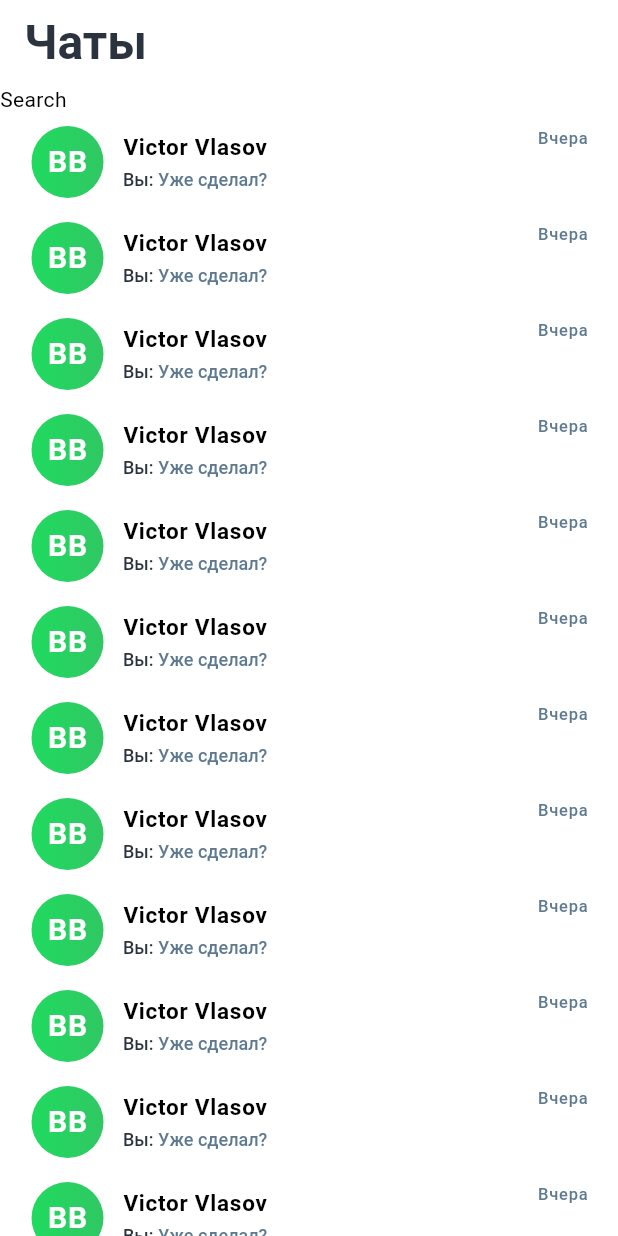
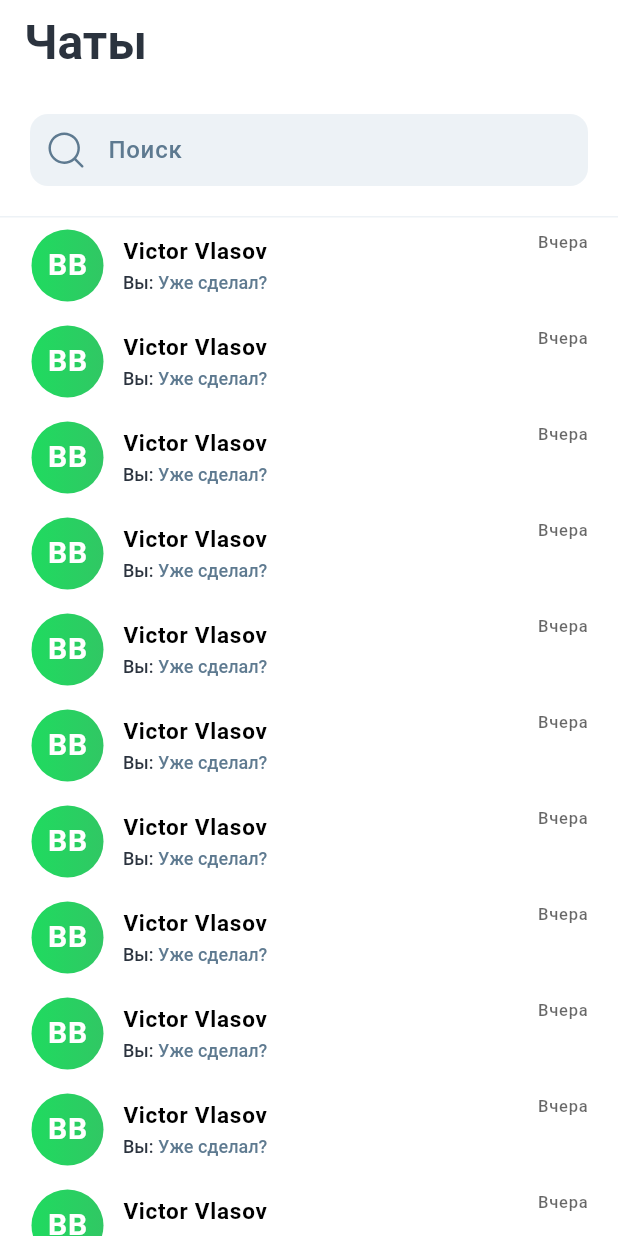
Before and after one commit to SarsenovZ2z/mozz, a Flutter app: the screen it shows after launch, on a phone screen of 412 x 824 dp. Run offline on Flutter 3.47's test engine with Material 3 defaults, Android fonts, the phone set to English and light mode, and no system bars; our stand-ins replace flutter_svg, get_it, go_router.

Commit message:
home screen search + themes fix

```diff
--- a/lib/src/application.dart
+++ b/lib/src/application.dart
@@ -2,6 +2,7 @@ import 'package:flutter/material.dart';
 import 'package:mozz/src/common/presentation/widgets/shimmer.dart';
 import 'package:mozz/src/router.dart';
 import 'package:mozz/src/themes/light_theme.dart';
+import 'package:mozz/src/themes/theme.dart';
 
 class Application extends StatelessWidget {
   const Application({super.key});
@@ -13,7 +14,7 @@ class Application extends StatelessWidget {
         routerConfig: router,
         debugShowCheckedModeBanner: false,
         showPerformanceOverlay: false,
-        theme: lightTheme(),
+        theme: themeData(lightTheme()),
       ),
     );
   }
--- a/lib/src/features/chat/presentation/widgets/chat_list_item.dart
+++ b/lib/src/features/chat/presentation/widgets/chat_list_item.dart
@@ -42,19 +42,19 @@ class _Subtitle extends StatelessWidget {
   @override
   Widget build(BuildContext context) {
     return RichText(
-      text: const TextSpan(
-        style: TextStyle(
+      text: TextSpan(
+        style: const TextStyle(
           fontSize: 12,
           fontWeight: FontWeight.w500,
         ),
         children: [
           TextSpan(
             text: 'Вы: ',
-            style: TextStyle(color: Color(0xFF2B333E)),
+            style: TextStyle(color: Theme.of(context).colorScheme.onBackground),
           ),
           TextSpan(
             text: 'Уже сделал?',
-            style: TextStyle(color: Color(0xFF5E7A90)),
+            style: TextStyle(color: Theme.of(context).colorScheme.onTertiary),
           ),
         ],
       ),
@@ -92,12 +92,12 @@ class _ChatImage extends StatelessWidget {
           colors: gradientColors[0],
         ),
       ),
-      child: const Text(
+      child: Text(
         'BB',
         style: TextStyle(
           fontSize: 20,
           fontWeight: FontWeight.w700,
-          color: Colors.white,
+          color: Theme.of(context).colorScheme.background,
         ),
       ),
     );
@@ -109,12 +109,12 @@ class _ChatTimestamps extends StatelessWidget {
 
   @override
   Widget build(BuildContext context) {
-    return const Column(
+    return Column(
       children: [
         Text(
           'Вчера',
           style: TextStyle(
-            color: Color(0xFF5E7A90),
+            color: Theme.of(context).hintColor,
           ),
         ),
       ],
--- a/lib/src/features/chat/presentation/widgets/search_chats.dart
+++ b/lib/src/features/chat/presentation/widgets/search_chats.dart
@@ -1,10 +1,36 @@
 import 'package:flutter/material.dart';
+import 'package:flutter_svg/flutter_svg.dart';
 
 class SearchChats extends StatelessWidget {
   const SearchChats({super.key});
 
   @override
   Widget build(BuildContext context) {
-    return Text('Search');
+    return Container(
+      padding: const EdgeInsets.all(20),
+      decoration: BoxDecoration(
+        border: Border(
+          bottom: BorderSide(
+            width: 1,
+            color: Theme.of(context).dividerColor,
+          ),
+        ),
+      ),
+      child: TextFormField(
+        decoration: InputDecoration(
+          prefixIcon: Padding(
+            padding: const EdgeInsets.all(10),
+            child: SvgPicture.asset(
+              'assets/icons/search.svg',
+              colorFilter: ColorFilter.mode(
+                Theme.of(context).colorScheme.onTertiary,
+                BlendMode.srcIn,
+              ),
+            ),
+          ),
+          hintText: 'Поиск',
+        ),
+      ),
+    );
   }
 }
--- a/lib/src/features/home/presentation/pages/home_screen.dart
+++ b/lib/src/features/home/presentation/pages/home_screen.dart
@@ -38,12 +38,3 @@ class _Content extends StatelessWidget {
     );
   }
 }
-
-class _Search extends StatelessWidget {
-  const _Search({super.key});
-
-  @override
-  Widget build(BuildContext context) {
-    return Text('Search');
-  }
-}
--- a/lib/src/themes/light_theme.dart
+++ b/lib/src/themes/light_theme.dart
@@ -1,20 +1,12 @@
 import 'package:flutter/material.dart';
 
-ThemeData lightTheme() => ThemeData.from(
-      colorScheme: ColorScheme.fromSwatch(
-        primarySwatch: Colors.green,
-        accentColor: Colors.green,
-        backgroundColor: Colors.white,
-      ),
-    ).copyWith(
-      highlightColor: Colors.transparent,
-      splashColor: Colors.green.shade50,
 
-      appBarTheme: const AppBarTheme(
-        titleTextStyle: TextStyle(
-          color: Color(0xFF2B333E),
-          fontWeight: FontWeight.w600,
-          fontSize: 32,
-        ),
-      ),
-    );
+ColorScheme lightTheme() => ColorScheme.fromSwatch(
+  primarySwatch: Colors.green,
+).copyWith(
+  tertiary: const Color(0xFFEDF2F6),
+  onTertiary: const Color(0xFF5E7A90),
+  background: Colors.white,
+  onBackground: const Color(0xFF2B333E),
+  outline: const Color(0xFFEDF2F6),
+);
--- /dev/null
+++ b/lib/src/themes/theme.dart
@@ -0,0 +1,37 @@
+import 'package:flutter/material.dart';
+
+ThemeData themeData(ColorScheme theme) => ThemeData.from(
+      colorScheme: theme,
+    ).copyWith(
+      dividerColor: theme.outline,
+      splashColor: Colors.green.shade50,
+      //
+      inputDecorationTheme: InputDecorationTheme(
+        isDense: true,
+        floatingLabelBehavior: FloatingLabelBehavior.never,
+        fillColor: theme.tertiary,
+        filled: true,
+        hintStyle: TextStyle(
+          fontSize: 16,
+          fontWeight: FontWeight.w500,
+          color: theme.onTertiary,
+        ),
+        contentPadding: const EdgeInsets.all(8),
+        border: OutlineInputBorder(
+          borderSide: BorderSide.none,
+          borderRadius: BorderRadius.circular(12),
+        ),
+        enabledBorder: OutlineInputBorder(
+          borderSide: BorderSide.none,
+          borderRadius: BorderRadius.circular(12),
+        ),
+      ),
+      //
+      appBarTheme: AppBarTheme(
+        titleTextStyle: TextStyle(
+          color: theme.onBackground,
+          fontWeight: FontWeight.w600,
+          fontSize: 32,
+        ),
+      ),
+    );
--- a/pubspec.yaml
+++ b/pubspec.yaml
@@ -37,6 +37,7 @@ dependencies:
   cupertino_icons: ^1.0.2
   go_router: ^13.0.1
   get_it: ^7.6.6
+  flutter_svg: ^2.0.9
 
 dev_dependencies:
   flutter_test:
@@ -61,9 +62,8 @@ flutter:
   uses-material-design: true
 
   # To add assets to your application, add an assets section, like this:
-  # assets:
-  #   - images/a_dot_burr.jpeg
-  #   - images/a_dot_ham.jpeg
+  assets:
+    - assets/icons/
 
   # An image asset can refer to one or more resolution-specific "variants", see
   # https://flutter.dev/assets-and-images/#resolution-aware
```
Also changed, not shown: assets/icons/search.svg (added), pubspec.lock.
